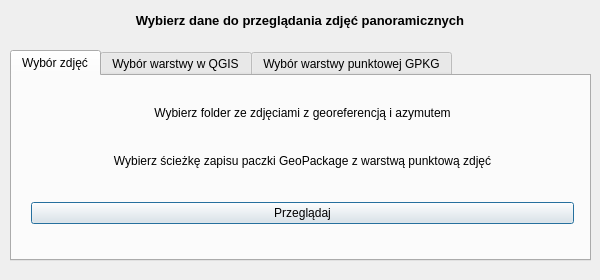
Before: the Qt Designer form gui/first_window_geo360_base.ui in wojkol1/PhotoViewer360, drawn with Qt 5.
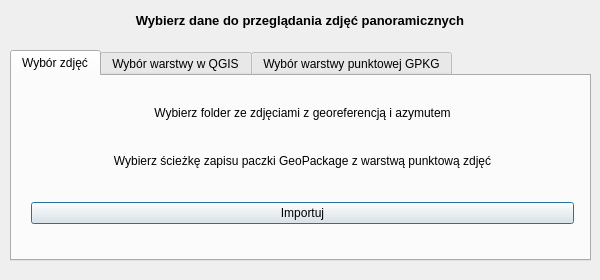
After: the same form once the commit is applied. Custom widgets are drawn as their Qt base class.

```diff
--- a/gui/first_window_geo360_base.ui
+++ b/gui/first_window_geo360_base.ui
@@ -222,7 +222,7 @@
       <item>
        <widget class="QPushButton" name="fromPhotos_btn">
         <property name="text">
-         <string>Przeglądaj</string>
+         <string>Importuj</string>
         </property>
        </widget>
       </item>
```
